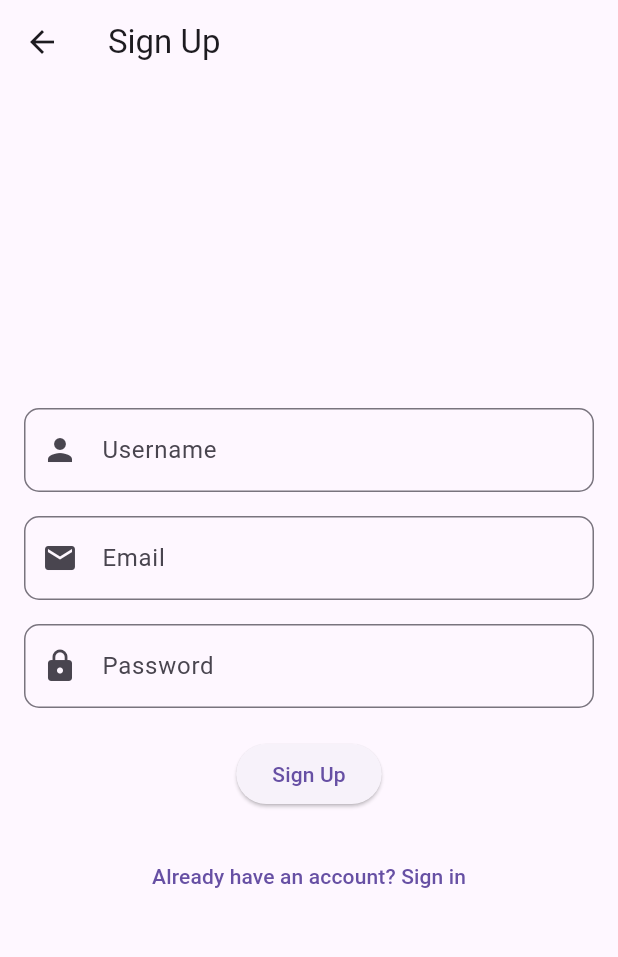
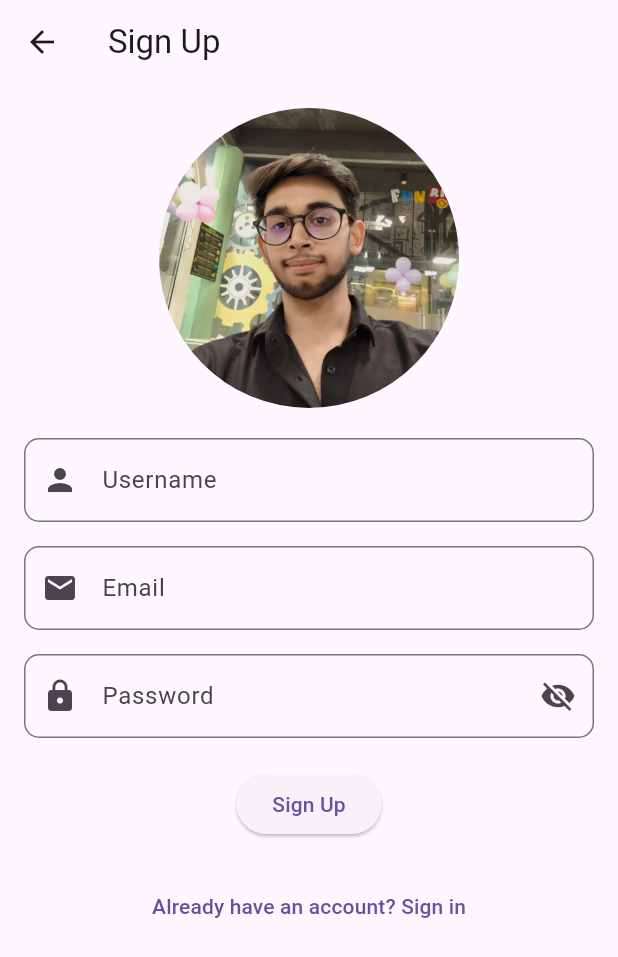
Before and after one commit to BRL-TRAINEES/Tata_neu_clone, a Flutter app: the SignupScreen screen opened directly, on a phone screen of 412 x 824 dp. Shown: the top 957 px of the screen. Run offline on Flutter 3.47's test engine with Material 3 defaults, Android fonts, the light colour scheme and no system bars; our stand-ins replace cloud_firestore, firebase_auth, firebase_core, flutter_riverpod, flutter_svg, geolocator and 1 more; accounts and stored records are empty; network calls fail.

Commit message:
added eye button in auth

```diff
--- a/lib/screens/signup_scree.dart
+++ b/lib/screens/signup_scree.dart
@@ -3,19 +3,22 @@ import 'package:flutter_riverpod/flutter_riverpod.dart';
 import 'package:tataneu_clone/provider.dart';
 import 'package:tataneu_clone/screens/login_screen.dart';
 
-class SignupScreen extends ConsumerWidget {
+class SignupScreen extends ConsumerStatefulWidget {
   const SignupScreen({Key? key}) : super(key: key);
 
   @override
-  Widget build(BuildContext context, WidgetRef ref) {
+  ConsumerState<SignupScreen> createState() => _SignupScreenState();
+}
+
+class _SignupScreenState extends ConsumerState<SignupScreen> {
   final TextEditingController _usernameController = TextEditingController();
   final TextEditingController _emailController = TextEditingController();
   final TextEditingController _passwordController = TextEditingController();
   final GlobalKey<FormState> _formKey = GlobalKey<FormState>();
+  bool _isPasswordVisible = false;
 
   Future<void> _signup() async {
     if (_formKey.currentState?.validate() ?? false) {
-        // Use ref.read to access the signup provider
       final signupService = ref.read(signupProvider);
 
       final String? result = await signupService.signup(
@@ -29,7 +32,6 @@ class SignupScreen extends ConsumerWidget {
           SnackBar(content: Text(result)),
         );
       } else {
-
         Navigator.of(context).pushReplacement(
           MaterialPageRoute(builder: (context) => const SigninScreen()),
         );
@@ -37,9 +39,12 @@ class SignupScreen extends ConsumerWidget {
     }
   }
 
+  @override
+  Widget build(BuildContext context) {
     return Scaffold(
       appBar: AppBar(title: const Text('Sign Up')),
-      body: Center(
+      body: SingleChildScrollView(
+        child: Center(
           child: Padding(
             padding: const EdgeInsets.all(16.0),
             child: Form(
@@ -47,6 +52,19 @@ class SignupScreen extends ConsumerWidget {
               child: Column(
                 mainAxisAlignment: MainAxisAlignment.center,
                 children: [
+                  Container(
+                    decoration: BoxDecoration(
+                      borderRadius: BorderRadius.circular(200.0),
+                      image: const DecorationImage(
+                        image: AssetImage('assets/images/pic reg.jpg'),
+                        fit: BoxFit.cover,
+                      ),
+                    ),
+                    height: 200,
+                    width: 200,
+                  ),
+                  const SizedBox(height: 20),
+
                   // Username field
                   TextFormField(
                     controller: _usernameController,
@@ -88,17 +106,27 @@ class SignupScreen extends ConsumerWidget {
                   ),
                   const SizedBox(height: 16.0),
 
-                // Password field
+                  // Password field with eye icon
                   TextFormField(
                     controller: _passwordController,
                     decoration: InputDecoration(
                       labelText: 'Password',
                       prefixIcon: const Icon(Icons.lock),
+                      suffixIcon: IconButton(
+                        icon: Icon(
+                          _isPasswordVisible ? Icons.visibility : Icons.visibility_off,
+                        ),
+                        onPressed: () {
+                          setState(() {
+                            _isPasswordVisible = !_isPasswordVisible;
+                          });
+                        },
+                      ),
                       border: OutlineInputBorder(
                         borderRadius: BorderRadius.circular(10.0),
                       ),
                     ),
-                  obscureText: true,
+                    obscureText: !_isPasswordVisible,
                     validator: (value) {
                       if (value == null || value.isEmpty) {
                         return 'Please enter your password';
@@ -111,14 +139,14 @@ class SignupScreen extends ConsumerWidget {
                   ),
                   const SizedBox(height: 20.0),
 
-
+                  // Sign Up button
                   ElevatedButton(
                     onPressed: _signup,
                     child: const Text('Sign Up'),
                   ),
                   const SizedBox(height: 20.0),
 
-
+                  // Sign In prompt
                   TextButton(
                     onPressed: () {
                       Navigator.of(context).pop();
@@ -130,6 +158,7 @@ class SignupScreen extends ConsumerWidget {
             ),
           ),
         ),
+      ),
     );
   }
 }
```
Also changed, not shown: lib/screens/login_screen.dart (+25 -7 lines). Lines whose indentation alone changed are shown as unchanged.
